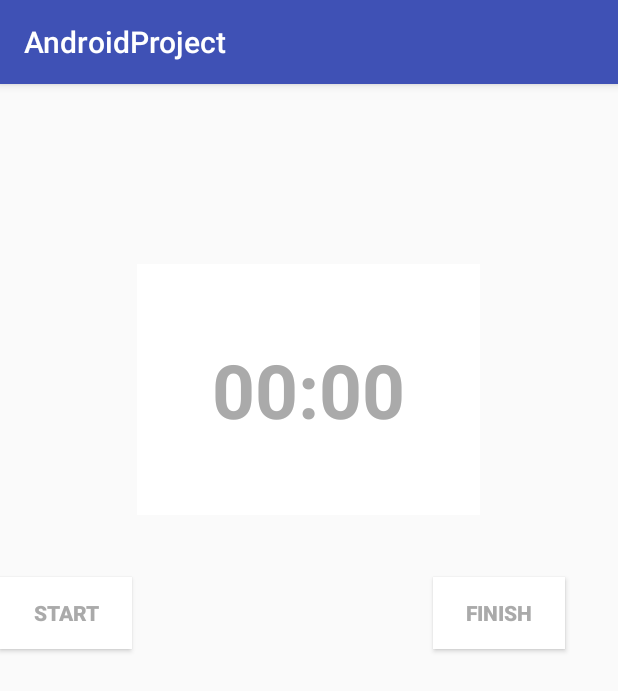
After one commit to FoolsJester/AndroidApp2018, an Android app: the StudyTimer screen opened directly, with no data from a screen before it, on a phone screen of 412 x 824 dp. The commit adds this screen. Shown: the top 691 px of the screen. Run offline under Robolectric (Android 15) with nearby library versions, the phone set to English and light mode, and no system bars.

Commit message:
Added in StudyTime and Classes for Objects

```diff
--- a/app/src/main/AndroidManifest.xml
+++ b/app/src/main/AndroidManifest.xml
@@ -22,7 +22,8 @@
         <activity android:name=".TopicOne" />
         <activity android:name=".TopicTwo" />
         <activity android:name=".TopicThree" />
-        <activity android:name=".Assignments"></activity>
+        <activity android:name=".Assignments"/>
+        <activity android:name=".StudyTimer"/>
     </application>
 
 </manifest>
--- /dev/null
+++ b/app/src/main/java/com/example/hp/androidproject/DatabaseHelper2.java
@@ -0,0 +1,32 @@
+package com.example.hp.androidproject;
+
+import android.content.Context;
+import android.database.sqlite.SQLiteDatabase;
+import android.database.sqlite.SQLiteOpenHelper;
+
+import android.content.Context;
+import android.database.sqlite.SQLiteDatabase;
+import android.database.sqlite.SQLiteOpenHelper;
+
+public class DatabaseHelper2 extends SQLiteOpenHelper {
+    public static final String DATABASE_NAME="StudyBudy.db";
+    public static final String TABLE_NAME="StudyTimeLog";
+    public static final String COL_1="Count_ID ";
+    public static final String COL_2="DateTime ";
+    public static final String COL_3="TotalStudy ";
+    public static final String COL_4="Interrupted ";
+
+    public DatabaseHelper2(Context context) {
+        super(context, DATABASE_NAME, null, 1);
+    }
+
+    @Override
+    public void onCreate(SQLiteDatabase db) {
+        db.execSQL("CREATE TABLE " + TABLE_NAME + "(" + COL_1 +"INTEGER PRIMARY KEY AUTOINCREMENT, "+ COL_2+ "VARCHAR, "+ COL_3+ " INTEGER, "+COL_4+ "INTEGER)");
+    }
+    @Override
+    public void onUpgrade(SQLiteDatabase db, int oldVersion, int newVersion) {
+        db.execSQL("DROP TABLE IF EXISTS " +TABLE_NAME); //Drop older table if exists
+        onCreate(db);
+    }
+}
--- /dev/null
+++ b/app/src/main/java/com/example/hp/androidproject/StudyTimer.java
@@ -0,0 +1,94 @@
+package com.example.hp.androidproject;
+
+import android.content.ContentValues;
+import android.database.sqlite.SQLiteDatabase;
+import android.database.sqlite.SQLiteOpenHelper;
+import android.os.Bundle;
+import android.os.SystemClock;
+import android.support.v7.app.AppCompatActivity;
+import android.view.View;
+import android.widget.Button;
+import android.widget.Chronometer;
+import android.widget.Toast;
+
+import java.text.DateFormat;
+import java.text.SimpleDateFormat;
+import java.util.Date;
+
+public class StudyTimer extends AppCompatActivity {
+
+    Chronometer simpleChronometer;
+    Button startBtn, pauseBtn, finishBtn;
+    long stopTime = 0;
+    float saveTime;
+    float Interrupt = 5000;
+    String studyStartTime;
+    SQLiteOpenHelper openHelper;
+    SQLiteDatabase db;
+
+    @Override
+    public void onCreate (Bundle savedInstanceState) {
+        super.onCreate(savedInstanceState);
+        setContentView(R.layout.chronometer);
+
+        openHelper = new DatabaseHelper2(this);
+        simpleChronometer = (Chronometer) findViewById(R.id.simpleChronometer);
+        startBtn = (Button) findViewById(R.id.btStart);
+        pauseBtn = (Button) findViewById(R.id.btPause);
+        finishBtn = (Button) findViewById(R.id.btFinish);
+
+        //Start timer
+        startBtn.setOnClickListener(new View.OnClickListener() {
+
+            @Override
+            public void onClick(View v) {
+                DateFormat dateFormat = new SimpleDateFormat("yyyy/MM/dd HH:mm:ss");
+                Date date = new Date();
+                studyStartTime = dateFormat.format(date);
+                simpleChronometer.setBase(SystemClock.elapsedRealtime() + stopTime);
+                simpleChronometer.start();
+                startBtn.setVisibility(View.GONE);
+                pauseBtn.setVisibility(View.VISIBLE);
+            }
+        });
+
+        // Pause timer
+        pauseBtn.setOnClickListener(new View.OnClickListener() {
+            @Override
+            public void onClick(View v) {
+                stopTime = simpleChronometer.getBase() - SystemClock.elapsedRealtime();
+                simpleChronometer.stop();
+                startBtn.setVisibility(View.VISIBLE);
+                pauseBtn.setVisibility(View.GONE);
+            }
+        });
+
+        //Clears timer and saves to database
+        finishBtn.setOnClickListener(new View.OnClickListener() {
+            @Override
+            public void onClick(View v) {
+                saveTime = SystemClock.elapsedRealtime() - simpleChronometer.getBase();
+                int paused = Math.round(SystemClock.elapsedRealtime() - saveTime);
+                Toast.makeText(StudyTimer.this, ""+paused+"", Toast.LENGTH_SHORT).show();
+                db=openHelper.getWritableDatabase();
+                insertData(studyStartTime, Math.round(saveTime/1000), paused);
+
+                simpleChronometer.setBase(SystemClock.elapsedRealtime());
+                stopTime = 0;
+                simpleChronometer.stop();
+                startBtn.setVisibility(View.VISIBLE);
+                pauseBtn.setVisibility(View.GONE);
+
+            }
+        });
+    }
+
+    private void insertData(String SDate,int STime,int SInterrupt) {
+        ContentValues contentValues = new ContentValues();
+        contentValues.put(DatabaseHelper2.COL_2, SDate);
+        contentValues.put(DatabaseHelper2.COL_3, STime);
+        contentValues.put(DatabaseHelper2.COL_4, SInterrupt);
+        long count = db.insert(DatabaseHelper2.TABLE_NAME, null, contentValues);
+        Toast.makeText(StudyTimer.this, STime+ " : study logged", Toast.LENGTH_SHORT).show();
+    }
+}
--- /dev/null
+++ b/app/src/main/res/layout/chronometer.xml
@@ -0,0 +1,73 @@
+<?xml version="1.0" encoding="utf-8"?>
+<android.support.constraint.ConstraintLayout
+    xmlns:android="http://schemas.android.com/apk/res/android"
+    xmlns:tools="http://schemas.android.com/tools"
+    android:layout_width="match_parent"
+    android:layout_height="match_parent"
+    tools:context="StudyTimer">
+
+    <RelativeLayout
+        android:layout_width="fill_parent"
+        android:layout_height="fill_parent"
+        android:paddingBottom="90dp"
+        tools:layout_editor_absoluteX="33dp"
+        tools:layout_editor_absoluteY="0dp">
+
+
+        <Chronometer
+            android:id="@+id/simpleChronometer"
+            android:layout_width="wrap_content"
+            android:layout_height="wrap_content"
+            android:layout_alignParentTop="true"
+            android:layout_centerHorizontal="true"
+            android:layout_marginTop="120dp"
+            android:background="#ffffff"
+            android:gravity="center"
+            android:padding="50dp"
+            android:textColor="#aaaaaa"
+            android:textSize="50dp"
+            android:textStyle="bold" />
+
+        <Button
+            android:id="@+id/btStart"
+            android:layout_width="wrap_content"
+            android:layout_height="wrap_content"
+            android:layout_alignParentLeft="true"
+            android:layout_alignParentStart="true"
+            android:layout_below="@+id/simpleChronometer"
+            android:layout_marginTop="41dp"
+            android:background="#ffffff"
+            android:text="Start"
+            android:textColor="#aaaaaa"
+            android:textStyle="bold" />
+
+        <Button
+            android:id="@+id/btPause"
+            android:layout_width="wrap_content"
+            android:layout_height="wrap_content"
+            android:layout_alignParentLeft="true"
+            android:layout_alignParentStart="true"
+            android:layout_below="@+id/simpleChronometer"
+            android:layout_marginTop="41dp"
+            android:background="#ffffff"
+            android:text="Pause"
+            android:textColor="#aaaaaa"
+            android:textStyle="bold"
+            android:visibility="gone" />
+
+        <Button
+            android:id="@+id/btFinish"
+            android:layout_width="wrap_content"
+            android:layout_height="wrap_content"
+            android:layout_alignParentEnd="true"
+            android:layout_below="@+id/simpleChronometer"
+            android:layout_marginTop="41dp"
+            android:layout_marginEnd="35dp"
+            android:background="#ffffff"
+            android:text="Finish"
+            android:textColor="#aaaaaa"
+            android:textStyle="bold" />
+
+    </RelativeLayout>
+
+</android.support.constraint.ConstraintLayout>
```
Also changed, not shown: app/src/main/java/com/example/hp/androidproject/Objects/AssignmentObject.java (added, +34 -0 lines), app/src/main/java/com/example/hp/androidproject/Objects/CourseObject.java (added, +43 -0 lines), app/src/main/java/com/example/hp/androidproject/Objects/ForumObject.java (added, +30 -0 lines), app/src/main/java/com/example/hp/androidproject/Objects/UserObject.java (added, +48 -0 lines), app/src/main/java/com/example/hp/androidproject/User.java (+39 -27 lines), app/src/main/res/layout/user.xml (+7 -1 lines).
